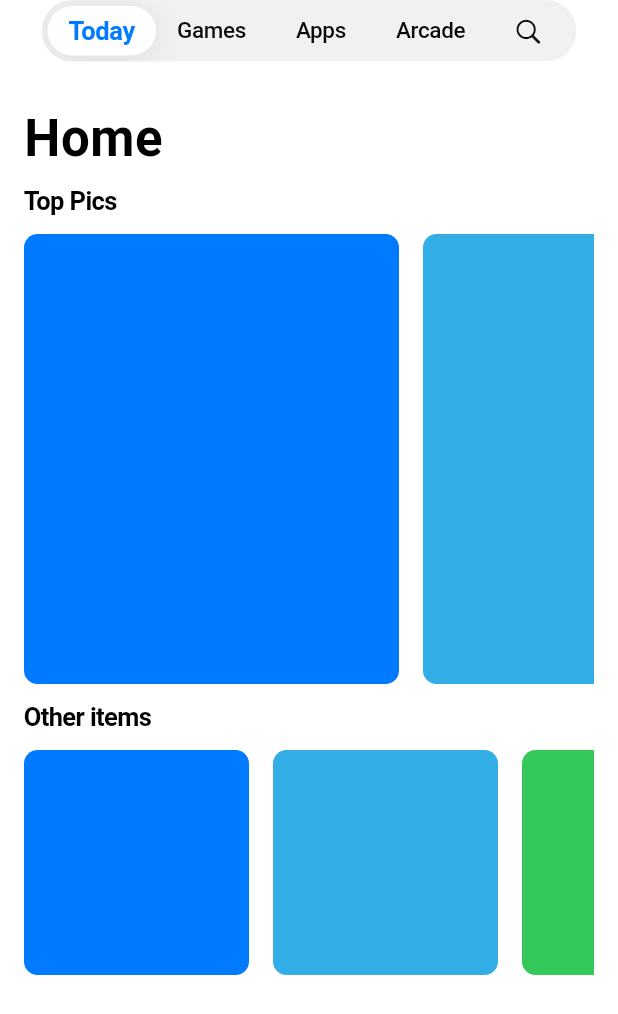
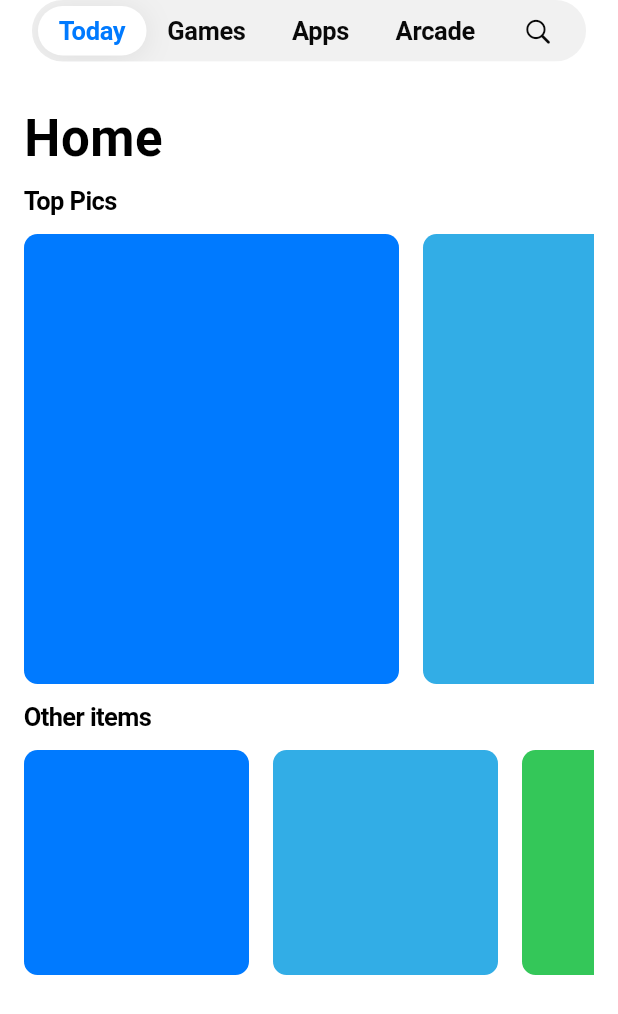
Before and after one commit to LathDevers/cupertino_sidebar, a Flutter app: the TabBarExample screen opened directly, on a phone screen of 412 x 824 dp. Shown: the top 1014 px of the screen. Run offline on Flutter 3.47's test engine with Material 3 defaults, Android fonts, the phone set to English and light mode, and no system bars.

Commit message:
No message

```diff
--- a/lib/src/floating_tab_bar/floating_tab.dart
+++ b/lib/src/floating_tab_bar/floating_tab.dart
@@ -116,9 +116,9 @@ class CupertinoFloatingTab extends StatelessWidget {
               child: DefaultTextStyle(
                 textAlign: TextAlign.center,
                 style: TextStyle(
-                  fontSize: selectedState.contains(WidgetState.selected) ? 17 : 15,
+                  fontSize: 17, // TODO: selectedState.contains(WidgetState.selected) ? 17 : 15,
                   letterSpacing: -0.23,
-                  fontWeight: selectedState.contains(WidgetState.selected) ? FontWeight.w700 : FontWeight.w500,
+                  fontWeight: FontWeight.w700, // TODO: FontWeight.w500 if not selected
                   color: effectiveColor,
                 ),
                 child: IconTheme(
```
